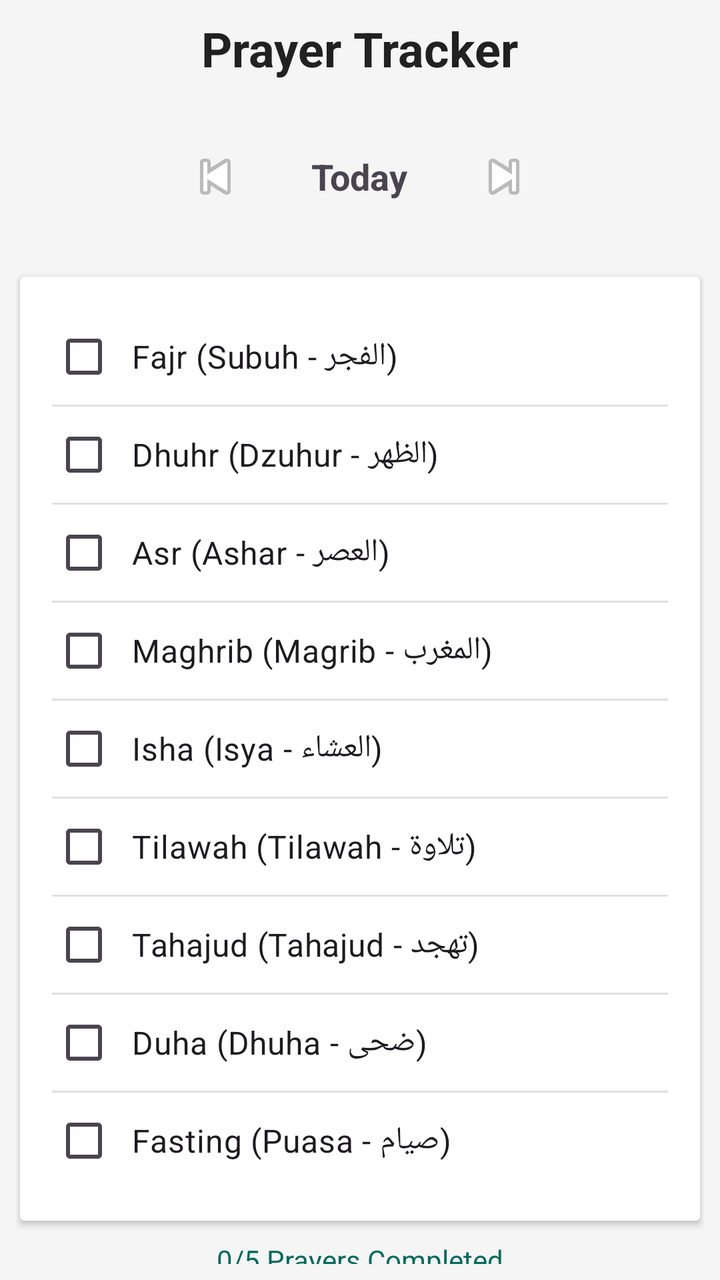
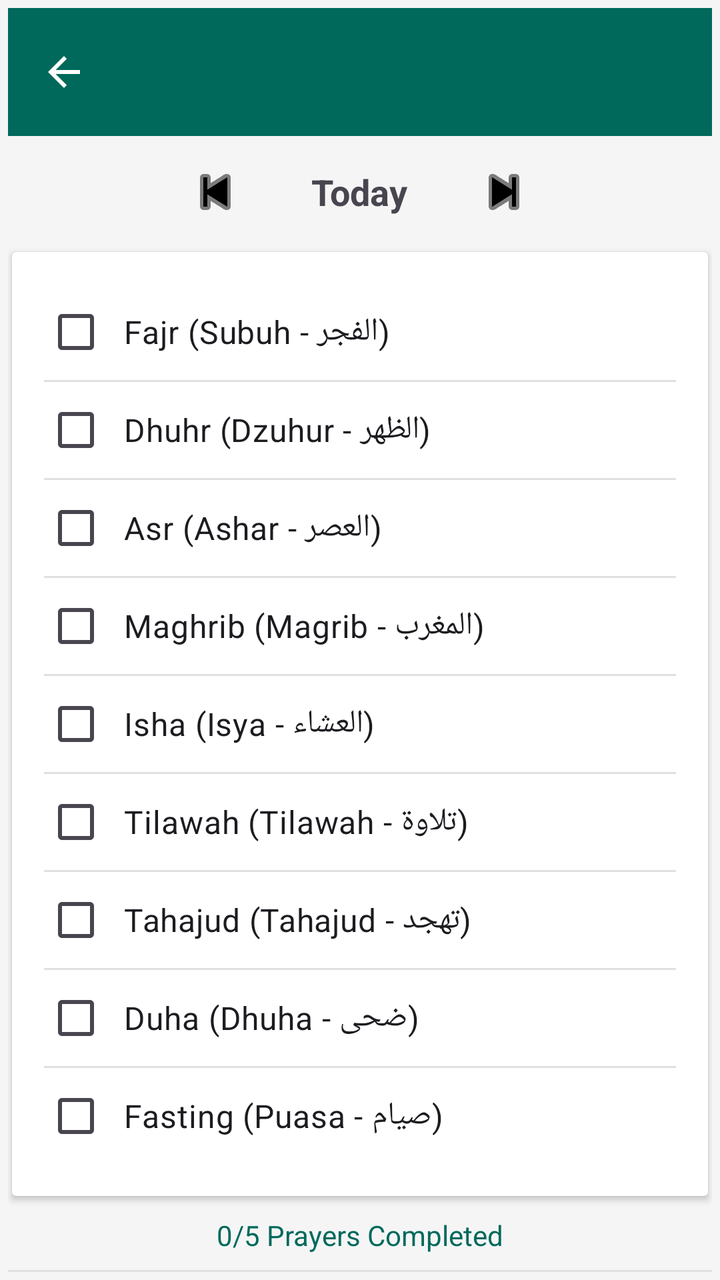

The first picture is an Android layout as it rendered before a commit; the second is the same layout after the commit. The layout source and the unified diff follow.
<!-- AndroidManifest.xml: activity theme Theme.MoslemApp -->
<!-- res/layout/activity_prayer_tracker.xml -->
<?xml version="1.0" encoding="utf-8"?>
<LinearLayout xmlns:android="http://schemas.android.com/apk/res/android"
    android:layout_width="match_parent"
    android:layout_height="match_parent"
    android:orientation="vertical"
    android:padding="8dp"
    android:background="@color/background_light">

    <TextView
        android:layout_width="wrap_content"
        android:layout_height="wrap_content"
        android:text="Prayer Tracker"
        android:textSize="24sp"
        android:textStyle="bold"
        android:textColor="@color/text_primary"
        android:layout_gravity="center_horizontal"
        android:layout_marginBottom="24dp"/>

    <LinearLayout
        android:layout_width="match_parent"
        android:layout_height="wrap_content"
        android:orientation="horizontal"
        android:gravity="center"
        android:layout_marginBottom="24dp">

        <ImageButton
            android:id="@+id/btnPrevDay"
            android:layout_width="48dp"
            android:layout_height="48dp"
            android:src="@android:drawable/ic_media_previous"
            android:background="?attr/selectableItemBackgroundBorderless"
            android:contentDescription="Previous Day"/>

        <TextView
            android:id="@+id/tvDate"
            android:layout_width="wrap_content"
            android:layout_height="wrap_content"
            android:text="Today"
            android:textSize="18sp"
            android:textStyle="bold"
            android:layout_marginHorizontal="24dp"/>

        <ImageButton
            android:id="@+id/btnNextDay"
            android:layout_width="48dp"
            android:layout_height="48dp"
            android:src="@android:drawable/ic_media_next"
            android:background="?attr/selectableItemBackgroundBorderless"
            android:contentDescription="Next Day"/>
    </LinearLayout>

    <androidx.cardview.widget.CardView
        android:layout_width="match_parent"
        android:layout_height="wrap_content"
        android:layout_margin="2dp"
        android:elevation="4dp">
        
        <LinearLayout
            android:layout_width="match_parent"
            android:layout_height="wrap_content"
            android:orientation="vertical"
            android:padding="16dp">

            <CheckBox
                android:id="@+id/cbFajr"
                android:layout_width="match_parent"
                android:layout_height="wrap_content"
                android:text="Fajr (Subuh - الفجر)"
                android:textSize="16sp"
                android:padding="8dp"/>
            
            <View
                android:layout_width="match_parent"
                android:layout_height="1dp"
                android:background="#E0E0E0"/>

            <CheckBox
                android:id="@+id/cbDhuhr"
                android:layout_width="match_parent"
                android:layout_height="wrap_content"
                android:text="Dhuhr (Dzuhur - الظهر)"
                android:textSize="16sp"
                android:padding="8dp"/>

            <View
                android:layout_width="match_parent"
                android:layout_height="1dp"
                android:background="#E0E0E0"/>

            <CheckBox
                android:id="@+id/cbAsr"
                android:layout_width="match_parent"
                android:layout_height="wrap_content"
                android:text="Asr (Ashar - العصر)"
                android:textSize="16sp"
                android:padding="8dp"/>

            <View
                android:layout_width="match_parent"
                android:layout_height="1dp"
                android:background="#E0E0E0"/>

            <CheckBox
                android:id="@+id/cbMaghrib"
                android:layout_width="match_parent"
                android:layout_height="wrap_content"
                android:text="Maghrib (Magrib - المغرب)"
                android:textSize="16sp"
                android:padding="8dp"/>

            <View
                android:layout_width="match_parent"
                android:layout_height="1dp"
                android:background="#E0E0E0"/>

            <CheckBox
                android:id="@+id/cbIsha"
                android:layout_width="match_parent"
                android:layout_height="wrap_content"
                android:text="Isha (Isya - العشاء)"
                android:textSize="16sp"
                android:padding="8dp"/>

            <View
                android:layout_width="match_parent"
                android:layout_height="1dp"
                android:background="#E0E0E0"/>

            <CheckBox
                android:id="@+id/cbTilawah"
                android:layout_width="match_parent"
                android:layout_height="wrap_content"
                android:text="Tilawah (Tilawah - تلاوة)"
                android:textSize="16sp"
                android:padding="8dp"/>

            <View
                android:layout_width="match_parent"
                android:layout_height="1dp"
                android:background="#E0E0E0"/>

            <CheckBox
                android:id="@+id/cbTahajud"
                android:layout_width="match_parent"
                android:layout_height="wrap_content"
                android:text="Tahajud (Tahajud - تهجد)"
                android:textSize="16sp"
                android:padding="8dp"/>

            <View
                android:layout_width="match_parent"
                android:layout_height="1dp"
                android:background="#E0E0E0"/>

            <CheckBox
                android:id="@+id/cbDuha"
                android:layout_width="match_parent"
                android:layout_height="wrap_content"
                android:text="Duha (Dhuha - ضحى)"
                android:textSize="16sp"
                android:padding="8dp"/>

            <View
                android:layout_width="match_parent"
                android:layout_height="1dp"
                android:background="#E0E0E0"/>

            <CheckBox
                android:id="@+id/cbFast"
                android:layout_width="match_parent"
                android:layout_height="wrap_content"
                android:text="Fasting (Puasa - صيام)"
                android:textSize="16sp"
                android:padding="8dp"/>

        </LinearLayout>
    </androidx.cardview.widget.CardView>
    
    <TextView
        android:id="@+id/tvProgress"
        android:layout_width="wrap_content"
        android:layout_height="wrap_content"
        android:text="0/5 Prayers Completed"
        android:layout_gravity="center_horizontal"
        android:layout_marginTop="8dp"
        android:textColor="@color/primary_green"/>
        
    <View
        android:layout_width="match_parent"
        android:layout_height="1dp"
        android:background="#E0E0E0"
        android:layout_marginVertical="8dp"/>

    <LinearLayout
        android:layout_width="match_parent"
        android:layout_height="wrap_content"
        android:orientation="horizontal"
        android:gravity="center_vertical"
        android:layout_marginBottom="16dp">

        <TextView
            android:layout_width="0dp"
            android:layout_height="wrap_content"
            android:layout_weight="1"
            android:text="Custom Habits"
            android:textSize="16sp"
            android:textStyle="bold"
            android:textColor="@color/text_primary"/>
    </LinearLayout>

    <androidx.cardview.widget.CardView
        android:layout_width="match_parent"
        android:layout_height="wrap_content"
        android:layout_margin="4dp"
        android:elevation="4dp">

        <LinearLayout
            android:id="@+id/llCustomHabitsContainer"
            android:layout_width="match_parent"
            android:layout_height="wrap_content"
            android:orientation="vertical"
            android:padding="16dp"
            android:animateLayoutChanges="true">
            
             <TextView
                android:id="@+id/tvNoHabits"
                android:layout_width="match_parent"
                android:layout_height="wrap_content"
                android:text="No custom habits yet. Click + to add one."
                android:gravity="center"
                android:padding="16dp"
                android:textColor="@color/text_secondary"/>
        </LinearLayout>
    </androidx.cardview.widget.CardView>

</LinearLayout>
<!-- resources referenced by this layout -->
<resources>
  <color name="background_light">#F5F5F5</color>
  <color name="primary_green">#00695C</color>
  <color name="text_primary">#212121</color>
  <color name="text_secondary">#757575</color>
  <style name="Theme.MoslemApp" parent="Base.Theme.MoslemApp" />
  <style name="Base.Theme.MoslemApp" parent="Theme.Material3.DayNight.NoActionBar">
  
          <item name="colorPrimary">@color/teal_700</item>
          
          
          
          
          
          
          
          <item name="android:statusBarColor">?attr/colorPrimary</item>
          <item name="android:colorBackground">@android:color/white</item>
      </style>
  <color name="teal_700">#FF018786</color>
</resources>

<!-- the commit's change to res/layout/activity_prayer_tracker.xml (unified diff, before → after) -->
@@ -1,35 +1,35 @@
 <?xml version="1.0" encoding="utf-8"?>
 <LinearLayout xmlns:android="http://schemas.android.com/apk/res/android"
+    xmlns:app="http://schemas.android.com/apk/res-auto"
     android:layout_width="match_parent"
     android:layout_height="match_parent"
     android:orientation="vertical"
-    android:padding="8dp"
+    android:padding="4dp"
     android:background="@color/background_light">
 
-    <TextView
-        android:layout_width="wrap_content"
-        android:layout_height="wrap_content"
-        android:text="Prayer Tracker"
-        android:textSize="24sp"
-        android:textStyle="bold"
-        android:textColor="@color/text_primary"
-        android:layout_gravity="center_horizontal"
-        android:layout_marginBottom="24dp"/>
+    <include
+        android:id="@+id/appBarLayout"
+        layout="@layout/layout_app_bar"
+        android:layout_width="match_parent"
+        android:layout_height="wrap_content"
+        android:layout_marginBottom="4dp" />
 
     <LinearLayout
         android:layout_width="match_parent"
         android:layout_height="wrap_content"
         android:orientation="horizontal"
-        android:gravity="center"
-        android:layout_marginBottom="24dp">
+        android:gravity="center_horizontal"
+        android:layout_marginBottom="4dp">
 
         <ImageButton
             android:id="@+id/btnPrevDay"
             android:layout_width="48dp"
             android:layout_height="48dp"
             android:src="@android:drawable/ic_media_previous"
+            android:layout_gravity="start"
             android:background="?attr/selectableItemBackgroundBorderless"
-            android:contentDescription="Previous Day"/>
+            android:contentDescription="Previous Day"
+            app:tint="@color/black" />
 
         <TextView
             android:id="@+id/tvDate"
@@ -38,7 +38,8 @@
             android:text="Today"
             android:textSize="18sp"
             android:textStyle="bold"
-            android:layout_marginHorizontal="24dp"/>
+            android:layout_gravity="center"
+            android:layout_marginHorizontal="24dp" />
 
         <ImageButton
             android:id="@+id/btnNextDay"
@@ -46,7 +47,9 @@
             android:layout_height="48dp"
             android:src="@android:drawable/ic_media_next"
             android:background="?attr/selectableItemBackgroundBorderless"
-            android:contentDescription="Next Day"/>
+            android:layout_gravity="end"
+            android:contentDescription="Next Day"
+            app:tint="@color/black" />
     </LinearLayout>
 
     <androidx.cardview.widget.CardView
@@ -234,3 +237,26 @@
     </androidx.cardview.widget.CardView>
 
 </LinearLayout>
+<!-- res/layout/layout_app_bar.xml (included above) -->
+<?xml version="1.0" encoding="utf-8"?>
+<com.google.android.material.appbar.AppBarLayout
+    xmlns:android="http://schemas.android.com/apk/res/android"
+    xmlns:app="http://schemas.android.com/apk/res-auto"
+    android:layout_width="match_parent"
+    android:layout_height="50dp"
+    android:background="@color/primary_green"
+    app:elevation="0dp"
+    app:liftOnScroll="true"
+    >
+
+    <com.google.android.material.appbar.MaterialToolbar
+        android:id="@+id/toolbar"
+        android:layout_width="match_parent"
+        android:layout_height="match_parent"
+        android:theme="@style/ThemeOverlay.AppCompat.Dark.ActionBar"
+        app:popupTheme="@style/ThemeOverlay.AppCompat.Light"
+        app:navigationIcon="?attr/homeAsUpIndicator"
+        app:navigationIconTint="@android:color/white"
+        app:titleTextColor="@android:color/white"
+        app:titleTextAppearance="@style/TextAppearance.App.ToolbarTitle" />
+</com.google.android.material.appbar.AppBarLayout>
<!-- resource entries referenced after the edit -->
@@ -1,9 +1,13 @@
 <!-- resources referenced by this layout -->
 <resources>
   <color name="background_light">#F5F5F5</color>
+  <color name="black">#FF000000</color>
   <color name="primary_green">#00695C</color>
   <color name="text_primary">#212121</color>
   <color name="text_secondary">#757575</color>
+  <style name="TextAppearance.App.ToolbarTitle" parent="TextAppearance.Material3.TitleLarge">
+          <item name="android:textStyle">bold</item>
+      </style>
   <style name="Theme.MoslemApp" parent="Base.Theme.MoslemApp" />
   <style name="Base.Theme.MoslemApp" parent="Theme.Material3.DayNight.NoActionBar">
   
